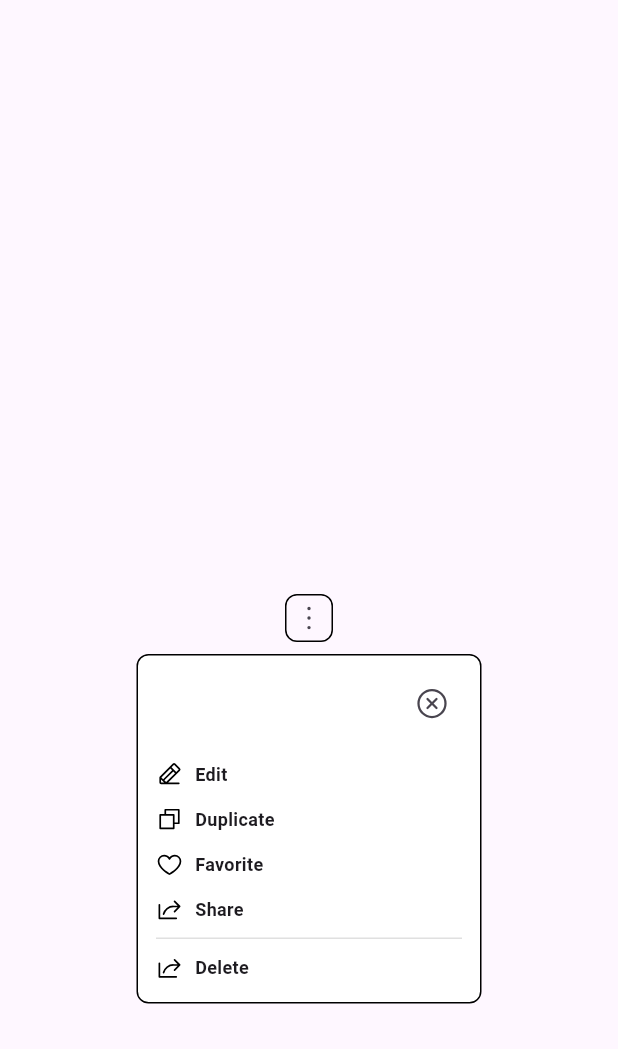
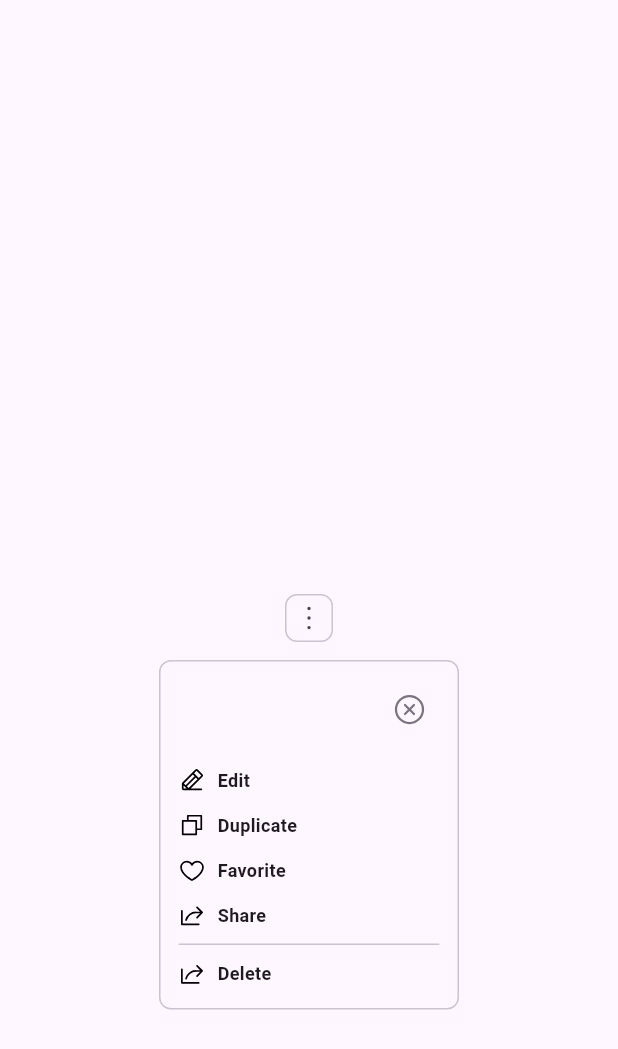
Before and after one commit to zTomz/custom_popup, a Flutter app: the screen it shows after launch, after a tap on an icon or button, on a phone screen of 412 x 824 dp. Shown: the top 1049 px of the screen. Run offline on Flutter 3.47's test engine with Material 3 defaults, Android fonts, the phone set to English and light mode, and no system bars; our stand-ins replace phosphor_flutter.

Commit message:
Created theme extension

```diff
--- a/example/lib/main.dart
+++ b/example/lib/main.dart
@@ -12,6 +12,11 @@ class MainApp extends StatelessWidget {
   @override
   Widget build(BuildContext context) {
     return MaterialApp(
+      theme: ThemeData(
+        extensions: const [
+          CustomPopupThemeExtension(),
+        ],
+      ),
       home: Scaffold(
         body: Center(
           child: CustomPopupButton(
--- a/lib/custom_popup.dart
+++ b/lib/custom_popup.dart
@@ -2,3 +2,4 @@ library custom_popup;
 
 export 'src/custom_popup_button.dart';
 export 'src/custom_popup_button_element.dart';
+export 'src/theme_extemsion.dart';
--- a/lib/src/custom_popup_button.dart
+++ b/lib/src/custom_popup_button.dart
@@ -1,3 +1,4 @@
+import 'package:custom_popup/custom_popup.dart';
 import 'package:custom_popup/src/custom_popup_button_element.dart';
 import 'package:flutter/material.dart';
 
@@ -21,10 +22,11 @@ class _CustomPopupButtonState extends State<CustomPopupButton> {
   final OverlayPortalController _portalController = OverlayPortalController();
   GlobalKey iconButtonKey = GlobalKey();
 
-  static const double _popupMenuWitdth = 230;
-
   @override
   Widget build(BuildContext context) {
+    final customPopupButtonTheme =
+        Theme.of(context).extension<CustomPopupThemeExtension>()!;
+
     return IconButton(
       key: iconButtonKey,
       icon: OverlayPortal(
@@ -35,27 +37,35 @@ class _CustomPopupButtonState extends State<CustomPopupButton> {
           Offset position = iconButtonBox.localToGlobal(Offset.zero);
 
           return Positioned(
-            top: position.dy + iconButtonBox.size.height,
+            top: position.dy +
+                iconButtonBox.size.height +
+                customPopupButtonTheme.smallSpacing,
             left: position.dx -
-                _popupMenuWitdth / 2 +
+                customPopupButtonTheme.width / 2 +
                 iconButtonBox.size.width / 2,
             child: Container(
-              width: _popupMenuWitdth,
-              padding: const EdgeInsets.all(8),
+              width: customPopupButtonTheme.width,
+              padding: EdgeInsets.all(customPopupButtonTheme.defaultSpacing),
               decoration: BoxDecoration(
-                color: Colors.white,
-                borderRadius: const BorderRadius.all(
-                  Radius.circular(8),
+                color: customPopupButtonTheme.backgroundColor ??
+                    Theme.of(context).colorScheme.surface,
+                borderRadius: BorderRadius.all(
+                  Radius.circular(customPopupButtonTheme.borderRadius),
                 ),
-                border: Border.all(),
+                border: Border.all(
+                  color: Theme.of(context).colorScheme.outlineVariant,
+                ),
               ),
               child: Column(
                 children: [
                   Align(
                     alignment: Alignment.centerRight,
                     child: IconButton(
-                      icon:
-                          widget.closeIcon ?? const Icon(Icons.cancel_outlined),
+                      icon: widget.closeIcon ??
+                          const Icon(
+                            Icons.cancel_outlined,
+                          ),
+                      color: Theme.of(context).colorScheme.outline,
                       constraints: const BoxConstraints(),
                       padding: EdgeInsets.zero,
                       onPressed: () {
@@ -63,7 +73,7 @@ class _CustomPopupButtonState extends State<CustomPopupButton> {
                       },
                     ),
                   ),
-                  const SizedBox(height: 8),
+                  SizedBox(height: customPopupButtonTheme.defaultSpacing),
                   ...widget.items,
                 ],
               ),
@@ -73,13 +83,17 @@ class _CustomPopupButtonState extends State<CustomPopupButton> {
         child: widget.icon,
       ),
       style: IconButton.styleFrom(
-        shape: const RoundedRectangleBorder(
-          side: BorderSide(),
+        shape: RoundedRectangleBorder(
+          side: BorderSide(
+            color: Theme.of(context).colorScheme.outlineVariant,
+          ),
           borderRadius: BorderRadius.all(
-            Radius.circular(8),
+            Radius.circular(customPopupButtonTheme.borderRadius),
           ),
         ),
-        padding: const EdgeInsets.all(4),
+        backgroundColor: customPopupButtonTheme.backgroundColor ??
+            Theme.of(context).colorScheme.surface,
+        padding: EdgeInsets.all(customPopupButtonTheme.smallSpacing),
       ),
       constraints: const BoxConstraints(),
       onPressed: () {
--- a/lib/src/custom_popup_button_element.dart
+++ b/lib/src/custom_popup_button_element.dart
@@ -1,3 +1,4 @@
+import 'package:custom_popup/custom_popup.dart';
 import 'package:flutter/material.dart';
 
 sealed class CustomPopupMenuElement extends Widget {
@@ -61,10 +62,17 @@ class CustomPopupMenuDivider extends StatelessWidget
 
   @override
   Widget build(BuildContext context) {
+    final customPopupButtonTheme =
+        Theme.of(context).extension<CustomPopupThemeExtension>()!;
+
     return Container(
       height: 1,
-      color: Colors.grey[300],
-      margin: const EdgeInsets.all(4),
+      margin: EdgeInsets.all(customPopupButtonTheme.smallSpacing),
+      decoration: BoxDecoration(
+        color: Theme.of(context).colorScheme.outlineVariant,
+        borderRadius:
+            BorderRadius.circular(customPopupButtonTheme.borderRadius),
+      ),
     );
   }
 }
--- /dev/null
+++ b/lib/src/theme_extemsion.dart
@@ -0,0 +1,57 @@
+import 'dart:ui';
+
+import 'package:flutter/material.dart';
+
+class CustomPopupThemeExtension
+    extends ThemeExtension<CustomPopupThemeExtension> {
+  final Color? backgroundColor;
+
+  final double width;
+
+  final double borderRadius;
+
+  final double smallSpacing;
+  final double defaultSpacing;
+
+  const CustomPopupThemeExtension({
+    this.backgroundColor,
+    this.width = 200,
+    this.borderRadius = 8,
+    this.smallSpacing = 4,
+    this.defaultSpacing = 8,
+  });
+
+  @override
+  CustomPopupThemeExtension copyWith({
+    Color? backgroundColor,
+    Color? borderColor,
+    double? width,
+    double? borderRadius,
+    double? smallSpacing,
+    double? defaultSpacing,
+  }) {
+    return CustomPopupThemeExtension(
+      backgroundColor: backgroundColor ?? this.backgroundColor,
+      width: width ?? this.width,
+      borderRadius: borderRadius ?? this.borderRadius,
+      smallSpacing: smallSpacing ?? this.smallSpacing,
+      defaultSpacing: defaultSpacing ?? this.defaultSpacing,
+    );
+  }
+
+  @override
+  CustomPopupThemeExtension lerp(
+      ThemeExtension<CustomPopupThemeExtension>? other, double t) {
+    if (other is! CustomPopupThemeExtension) {
+      return this;
+    }
+
+    return CustomPopupThemeExtension(
+      backgroundColor: Color.lerp(backgroundColor, other.backgroundColor, t),
+      width: lerpDouble(width, other.width, t)!,
+      borderRadius: lerpDouble(borderRadius, other.borderRadius, t)!,
+      smallSpacing: lerpDouble(smallSpacing, other.smallSpacing, t)!,
+      defaultSpacing: lerpDouble(defaultSpacing, other.defaultSpacing, t)!,
+    );
+  }
+}
```
